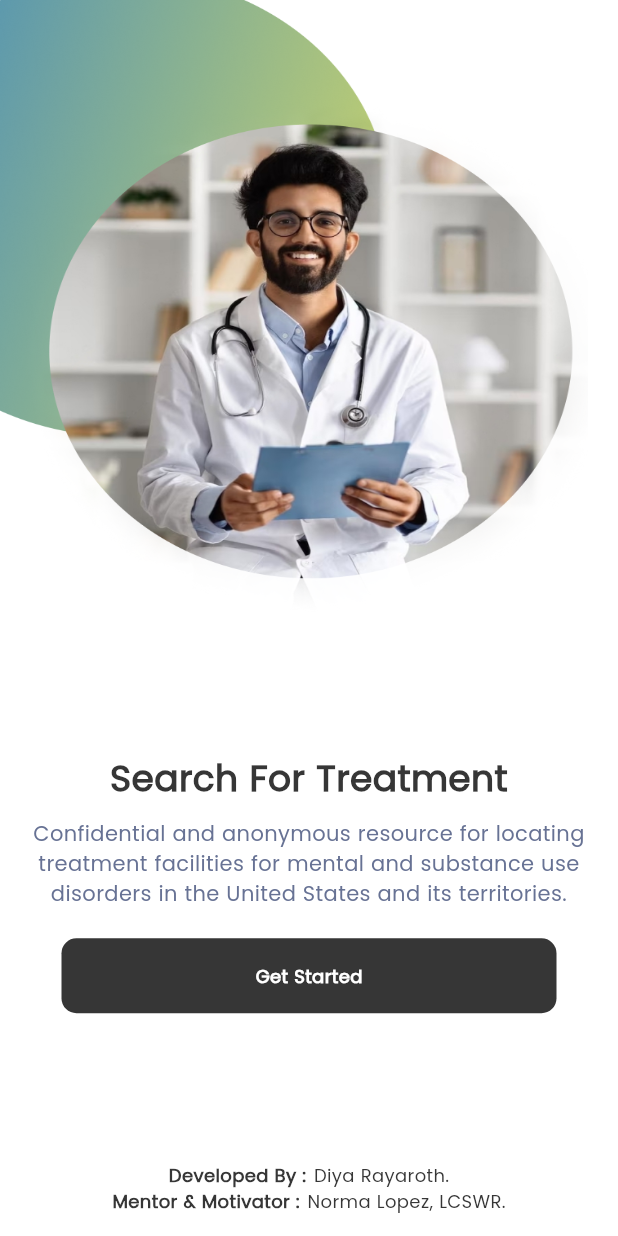
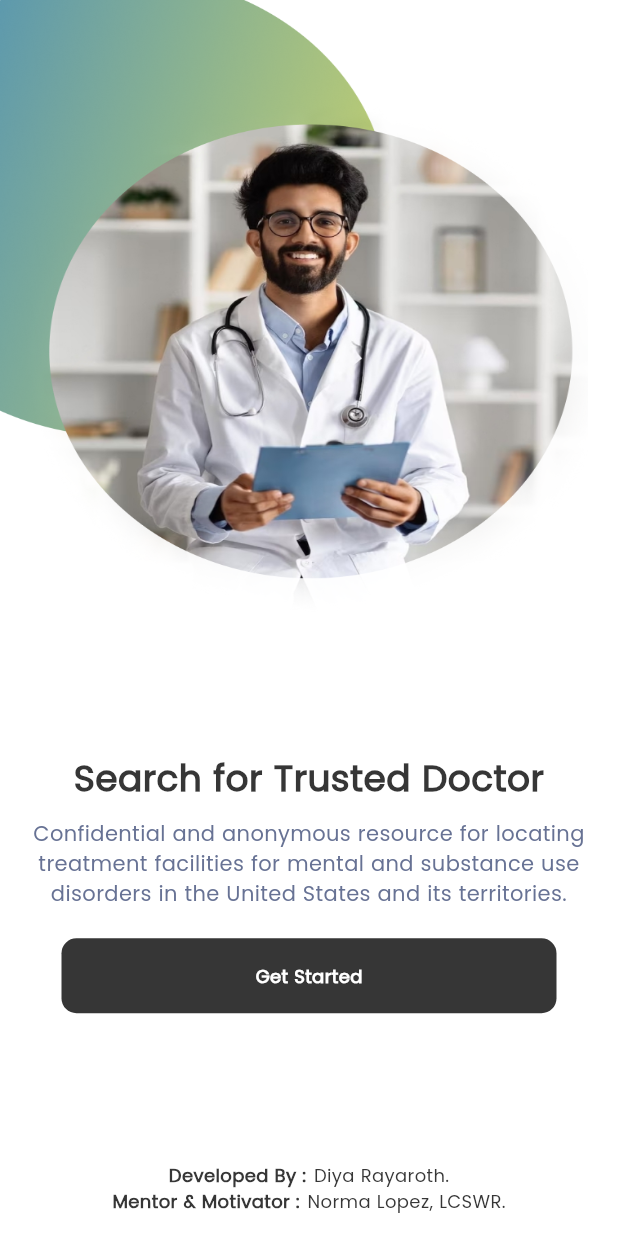
Before and after one commit to diyarayaroth/SAMTreatment, a Flutter app: the screen it shows after launch, on a phone screen of 412 x 824 dp. Run offline on Flutter 3.47's test engine with Material 3 defaults, Android fonts, the light colour scheme and no system bars; our stand-ins replace bot_toast, connectivity_plus, fluttertoast, geocoding, geolocator, get and 3 more; missing offline and left inert: google_maps_webservice.

Commit message:
String file change

```diff
--- a/lib/utils/app_string.dart
+++ b/lib/utils/app_string.dart
@@ -10,7 +10,7 @@ class AppStrings {
   static const String previous = 'Previous';
   static const String getStart = 'Continue';
 
-  static const String findDoctorOn1 = 'Find Trusted Doctors';
+  static const String findDoctorOn1 = 'Find Trusted Treatment';
   static const String chooseDoctorOn2 = 'Choose Best Doctors';
   static const String easyAppointmentOn3 = 'Easy Appointments';
   static const String ontext =
@@ -25,7 +25,7 @@ class AppStrings {
   static const String searchDoctor = 'Search Doctor';
   static const String searchPlaces = 'Search Places';
   static const String insurance = 'Insurance';
-  static const String searchForTreatment = 'Search For Treatment';
+  static const String searchForTreatment = 'Search for Trusted Doctor';
   static const String treatment = 'Treatment';
   static const String help = 'Help';
   static const String male = 'Male';
```
